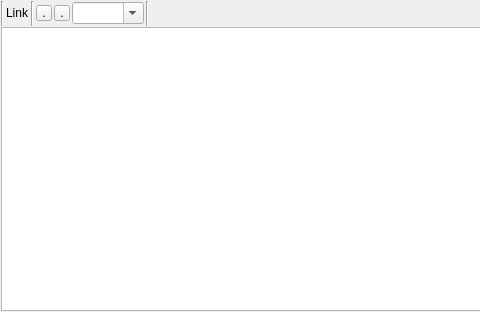
Qt form qtxtreader.ui (guangmingwan/rs97-txtReader) before a commit; both pictures show x 0 to 480 and y 0 to 312 of the 819 by 312 pixel window.
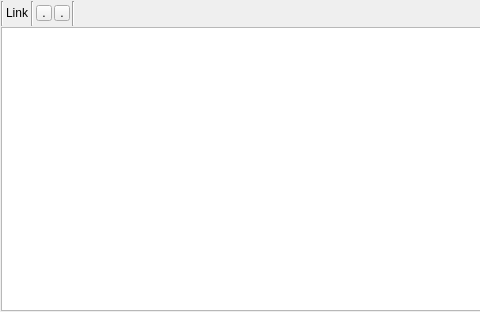
The same form after that commit. Custom widgets are drawn as their Qt base class.

```diff
--- a/qtxtreader.ui
+++ b/qtxtreader.ui
@@ -140,19 +140,7 @@
         </property>
        </widget>
       </item>
-      <item>
-       <widget class="QComboBox" name="f_fontsize">
-        <property name="focusPolicy">
-         <enum>Qt::ClickFocus</enum>
-        </property>
-        <property name="toolTip">
-         <string>Font size</string>
-        </property>
-        <property name="editable">
-         <bool>true</bool>
-        </property>
-       </widget>
-      </item>
+      
       <item>
        <widget class="Line" name="line_6">
         <property name="orientation">
```
Left out of the diff: 3 changed lines with no effect on the pictures.
